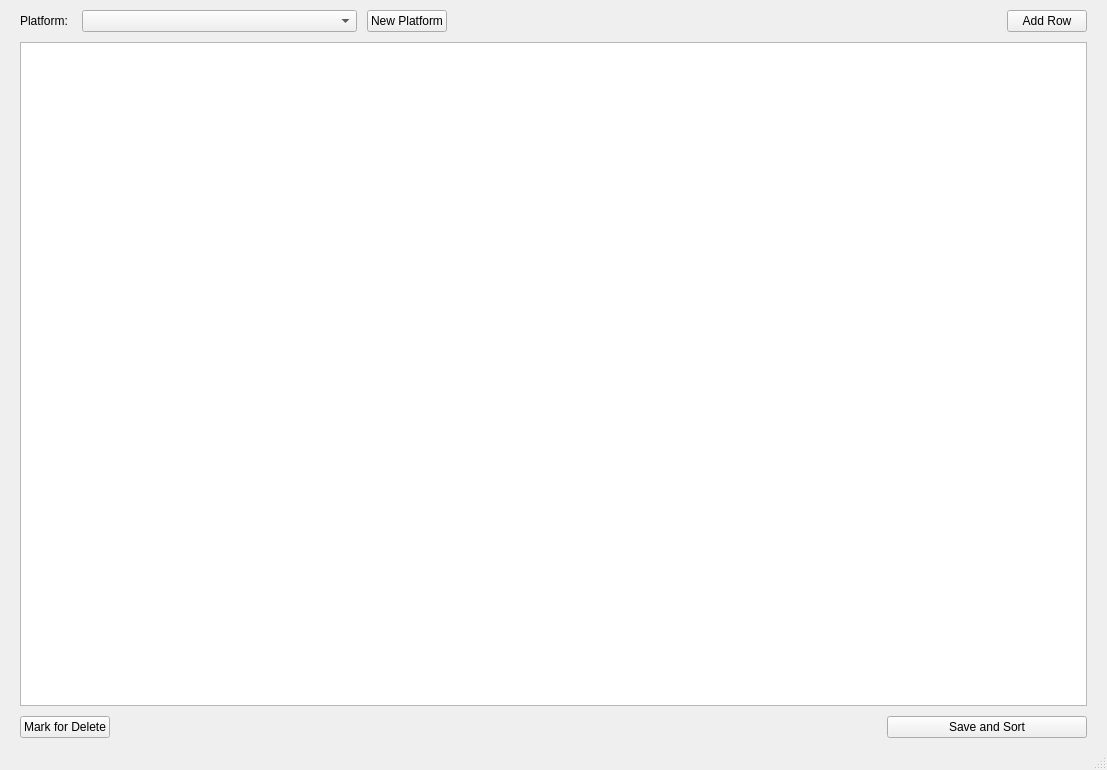
The window that vgtracker.ui (0LTSU0/VGTracker) describes before a commit, drawn with Qt 5.
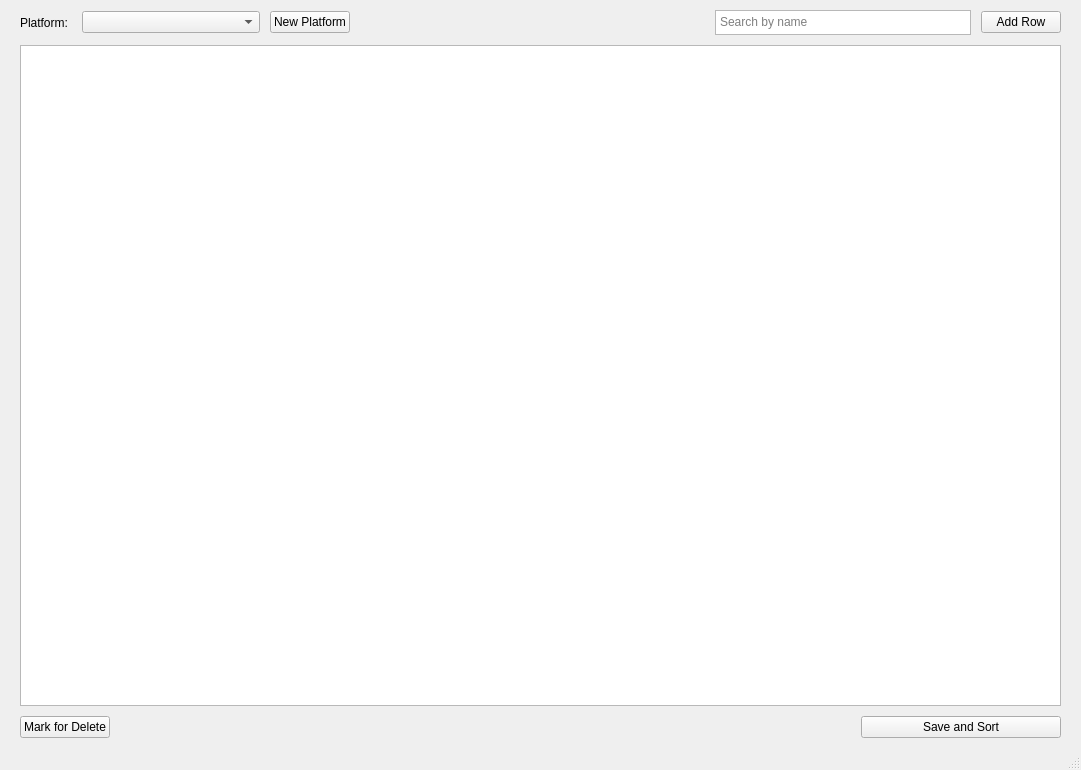
The same window after the commit.

Commit message: add search field

```diff
--- a/vgtracker.ui
+++ b/vgtracker.ui
@@ -6,7 +6,7 @@
    <rect>
     <x>0</x>
     <y>0</y>
-    <width>1107</width>
+    <width>1081</width>
     <height>770</height>
    </rect>
   </property>
@@ -20,7 +20,7 @@
      <verstretch>0</verstretch>
     </sizepolicy>
    </property>
-   <layout class="QVBoxLayout" name="verticalLayout_2">
+   <layout class="QVBoxLayout" name="verticalLayout_2" stretch="0,10,0">
     <property name="spacing">
      <number>10</number>
     </property>
@@ -37,7 +37,7 @@
      <number>10</number>
     </property>
     <item>
-     <layout class="QHBoxLayout" name="horizontalLayout" stretch="0,1,0,2,0">
+     <layout class="QHBoxLayout" name="horizontalLayout" stretch="0,1,0,2,0,0">
       <property name="sizeConstraint">
        <enum>QLayout::SetMinimumSize</enum>
       </property>
@@ -74,6 +74,34 @@
         </property>
        </spacer>
       </item>
+      <item>
+       <widget class="QPlainTextEdit" name="searchField">
+        <property name="enabled">
+         <bool>true</bool>
+        </property>
+        <property name="maximumSize">
+         <size>
+          <width>16777215</width>
+          <height>25</height>
+         </size>
+        </property>
+        <property name="contextMenuPolicy">
+         <enum>Qt::DefaultContextMenu</enum>
+        </property>
+        <property name="inputMethodHints">
+         <set>Qt::ImhNone</set>
+        </property>
+        <property name="verticalScrollBarPolicy">
+         <enum>Qt::ScrollBarAlwaysOff</enum>
+        </property>
+        <property name="horizontalScrollBarPolicy">
+         <enum>Qt::ScrollBarAlwaysOff</enum>
+        </property>
+        <property name="placeholderText">
+         <string>Search by name</string>
+        </property>
+       </widget>
+      </item>
       <item>
        <widget class="QPushButton" name="addRow">
         <property name="text">
```
Left out of the diff: 2 changed lines with no effect on the pictures. The commit also changes 2 other files.
